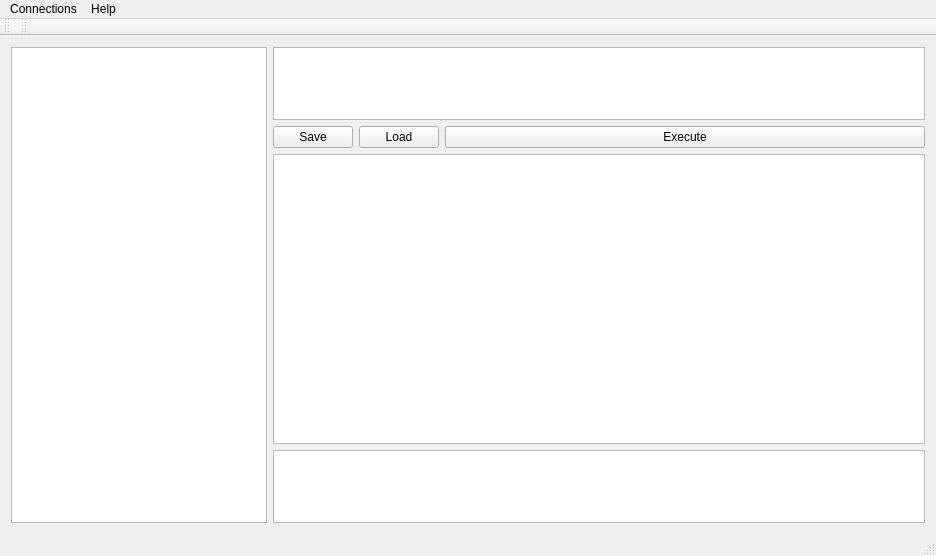
Old version of the form mainwindow.ui in the repository mastercad/DBManager.
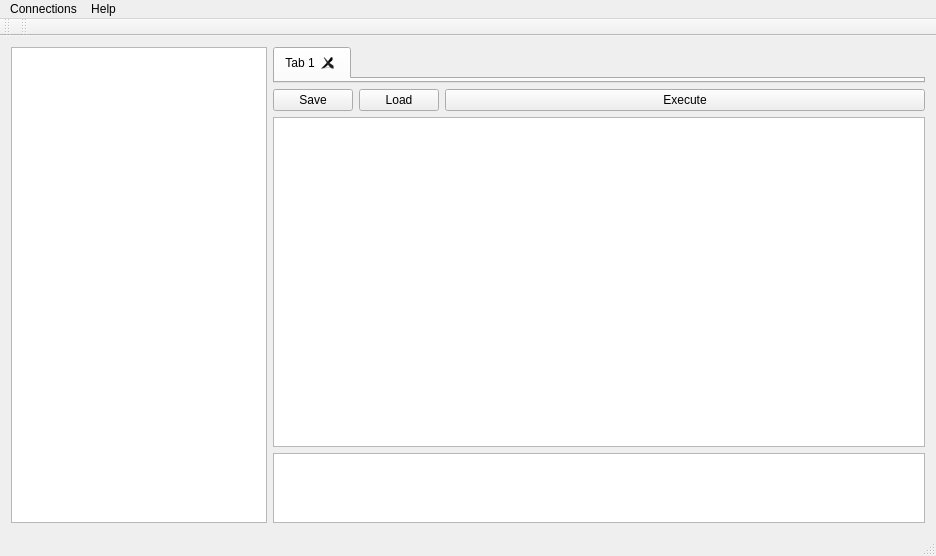
New version of the form. Icons and pictures are not drawn. Custom widgets are drawn as their Qt base class.

Commit message: tabs implemented, showing save button for current selected tab left

What changed in the file:
```diff
--- a/mainwindow.ui
+++ b/mainwindow.ui
@@ -18,7 +18,7 @@
     <normaloff>:/icons/programm_icon.png</normaloff>:/icons/programm_icon.png</iconset>
   </property>
   <widget class="QWidget" name="horizontalContainer">
-   <layout class="QHBoxLayout" name="horizontalLayout" stretch="1,3">
+   <layout class="QHBoxLayout" name="horizontalLayout" stretch="0,1">
     <item>
      <widget class="QTreeView" name="databaseList">
       <property name="sizePolicy">
@@ -30,9 +30,36 @@
      </widget>
     </item>
     <item>
-     <layout class="QVBoxLayout" name="verticalLayout" stretch="1,0,4,1">
+     <layout class="QVBoxLayout" name="verticalLayout" stretch="0,1,6,1">
       <item>
-       <widget class="TextEdit" name="queryRequest"/>
+       <widget class="QTabWidget" name="tabWidget">
+        <property name="currentIndex">
+         <number>0</number>
+        </property>
+        <property name="usesScrollButtons">
+         <bool>true</bool>
+        </property>
+        <property name="documentMode">
+         <bool>false</bool>
+        </property>
+        <property name="tabsClosable">
+         <bool>true</bool>
+        </property>
+        <property name="movable">
+         <bool>true</bool>
+        </property>
+        <property name="tabBarAutoHide">
+         <bool>false</bool>
+        </property>
+        <widget class="QWidget" name="add_one">
+         <property name="enabled">
+          <bool>true</bool>
+         </property>
+         <attribute name="title">
+          <string>Tab 1</string>
+         </attribute>
+        </widget>
+       </widget>
       </item>
       <item>
        <layout class="QHBoxLayout" name="horizontalLayout_2" stretch="1,1,7">
@@ -193,13 +220,6 @@
   </action>
  </widget>
  <layoutdefault spacing="6" margin="11"/>
- <customwidgets>
-  <customwidget>
-   <class>TextEdit</class>
-   <extends>QTextEdit</extends>
-   <header>textedit.h</header>
-  </customwidget>
- </customwidgets>
  <resources>
   <include location="resources.qrc"/>
  </resources>
```
The commit also changes 2 other files.
